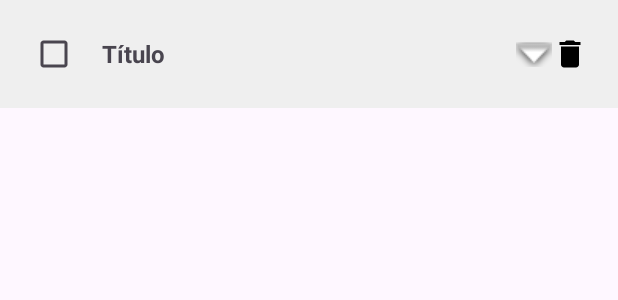
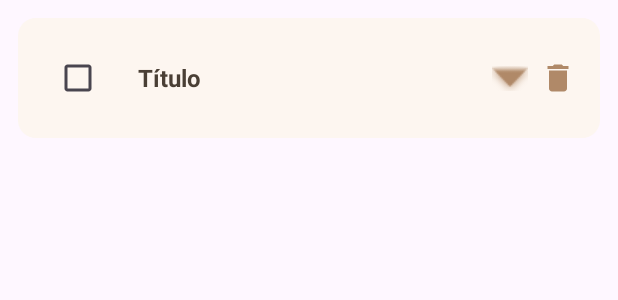
Before and after one commit to 4ndreaCatMen/TFG_CatalanMenachoAndrea, an Android app: the layout item_tarea.xml on its own in the app's theme, with its tools: preview values and no code run, on a phone screen of 412 x 824 dp. Shown: the top 300 px of the screen. Run offline under Robolectric (Android 15) with nearby library versions, the light colour scheme and no system bars.

Commit message:
item checkbox, flecha hacia atrás y colores

```diff
--- a/app/src/main/java/com/example/tidytask/AgregarTareaActivity.kt
+++ b/app/src/main/java/com/example/tidytask/AgregarTareaActivity.kt
@@ -25,6 +25,11 @@ class AgregarTareaActivity : AppCompatActivity() {
         val btnSeleccionarFecha = findViewById<Button>(R.id.btnSeleccionarFecha)
         val tvHoraSeleccionada = findViewById<TextView>(R.id.tvHoraSeleccionada)
         val tvFechaSeleccionada = findViewById<TextView>(R.id.tvFechaSeleccionada)
+
+        val btnBack = findViewById<ImageButton>(R.id.btnBack)
+        btnBack.setOnClickListener {
+            onBackPressedDispatcher.onBackPressed()
+        }
 
         val prioridades = arrayOf("Alta", "Media", "Baja")
         val adapter = ArrayAdapter(this, android.R.layout.simple_spinner_item, prioridades)
--- /dev/null
+++ b/app/src/main/res/drawable/checkbox_custom.xml
@@ -0,0 +1,5 @@
+<?xml version="1.0" encoding="utf-8"?>
+<selector xmlns:android="http://schemas.android.com/apk/res/android">
+    <item android:drawable="@drawable/ic_check" android:state_checked="true"/>
+    <item android:drawable="@drawable/ic_checkbox_empty"/>
+</selector>
--- /dev/null
+++ b/app/src/main/res/drawable/fondo_tarjeta_tarea.xml
@@ -0,0 +1,15 @@
+<?xml version="1.0" encoding="utf-8"?>
+<shape xmlns:android="http://schemas.android.com/apk/res/android"
+    android:shape="rectangle">
+
+    <solid android:color="#FDF6F0" /> <!-- Fondo beige clarito -->
+
+    <corners android:radius="12dp" /> <!-- Bordes redondeados -->
+
+    <padding
+        android:left="8dp"
+        android:top="8dp"
+        android:right="8dp"
+        android:bottom="8dp" />
+
+</shape>
--- /dev/null
+++ b/app/src/main/res/drawable/ic_back_arrow.xml
@@ -0,0 +1,5 @@
+<vector xmlns:android="http://schemas.android.com/apk/res/android" android:autoMirrored="true" android:height="24dp" android:tint="#000000" android:viewportHeight="24" android:viewportWidth="24" android:width="24dp">
+
+    <path android:fillColor="@android:color/white" android:pathData="M11.67,3.87L9.9,2.1 0,12l9.9,9.9 1.77,-1.77L3.54,12z"/>
+
+</vector>
--- /dev/null
+++ b/app/src/main/res/drawable/ic_check.xml
@@ -0,0 +1,5 @@
+<vector xmlns:android="http://schemas.android.com/apk/res/android" android:height="24dp" android:tint="#000000" android:viewportHeight="24" android:viewportWidth="24" android:width="24dp">
+
+    <path android:fillColor="@android:color/white" android:pathData="M19,3L5,3c-1.11,0 -2,0.9 -2,2v14c0,1.1 0.89,2 2,2h14c1.11,0 2,-0.9 2,-2L21,5c0,-1.1 -0.89,-2 -2,-2zM10,17l-5,-5 1.41,-1.41L10,14.17l7.59,-7.59L19,8l-9,9z"/>
+
+</vector>
--- /dev/null
+++ b/app/src/main/res/drawable/ic_checkbox_empty.xml
@@ -0,0 +1,5 @@
+<vector xmlns:android="http://schemas.android.com/apk/res/android" android:height="24dp" android:tint="#000000" android:viewportHeight="24" android:viewportWidth="24" android:width="24dp">
+
+    <path android:fillColor="@android:color/white" android:pathData="M19,5v14H5V5h14m0,-2H5c-1.1,0 -2,0.9 -2,2v14c0,1.1 0.9,2 2,2h14c1.1,0 2,-0.9 2,-2V5c0,-1.1 -0.9,-2 -2,-2z"/>
+
+</vector>
--- a/app/src/main/res/layout/item_tarea.xml
+++ b/app/src/main/res/layout/item_tarea.xml
@@ -2,11 +2,13 @@
 <LinearLayout xmlns:android="http://schemas.android.com/apk/res/android"
     android:layout_width="match_parent"
     android:layout_height="wrap_content"
+    xmlns:app="http://schemas.android.com/apk/res-auto"
     android:orientation="vertical"
-    android:background="#EFEFEF"
-    android:padding="12dp"
-    android:layout_marginBottom="8dp">
+    android:background="@drawable/fondo_tarjeta_tarea"
+    android:padding="16dp"
+    android:layout_margin="12dp">
 
+    <!-- Cabecera: Checkbox, Título, Expandir y Papelera -->
     <LinearLayout
         android:layout_width="match_parent"
         android:layout_height="wrap_content"
@@ -16,7 +18,10 @@
         <CheckBox
             android:id="@+id/checkBoxCompletada"
             android:layout_width="wrap_content"
-            android:layout_height="wrap_content" />
+            android:layout_height="wrap_content"
+            android:button="@drawable/checkbox_custom"
+            android:layout_marginEnd="8dp"/>
+
 
         <TextView
             android:id="@+id/tvTitulo"
@@ -26,6 +31,7 @@
             android:paddingStart="8dp"
             android:text="Título"
             android:textStyle="bold"
+            android:textColor="#4A3F35"
             android:textSize="16sp" />
 
         <ImageView
@@ -33,19 +39,20 @@
             android:layout_width="24dp"
             android:layout_height="24dp"
             android:src="@android:drawable/arrow_down_float"
+            app:tint="#B08968"
+            android:layout_marginEnd="8dp"
             android:contentDescription="Expandir" />
 
         <ImageView
             android:id="@+id/btnEliminar"
             android:layout_width="24dp"
             android:layout_height="24dp"
-            android:layout_marginEnd="8dp"
             android:src="@drawable/ic_delete"
+            app:tint="#B08968"
             android:contentDescription="Eliminar tarea" />
-
     </LinearLayout>
 
-    <!-- Contenedor de detalles ocultables -->
+    <!-- Detalles que se expanden -->
     <LinearLayout
         android:id="@+id/contenedorDetalles"
         android:layout_width="match_parent"
@@ -59,7 +66,8 @@
             android:layout_width="wrap_content"
             android:layout_height="wrap_content"
             android:text="Descripción"
-            android:textSize="14sp" />
+            android:textSize="14sp"
+            android:textColor="#4A3F35" />
 
         <TextView
             android:id="@+id/tvPrioridad"
@@ -67,23 +75,25 @@
             android:layout_height="wrap_content"
             android:text="Prioridad"
             android:textSize="12sp"
-            android:textColor="#666"
+            android:textColor="#6E5C4E"
             android:layout_marginTop="4dp" />
 
         <TextView
             android:id="@+id/tvHora"
             android:layout_width="wrap_content"
             android:layout_height="wrap_content"
-            android:text="Hora:"
+            android:text="Hora"
             android:textSize="12sp"
+            android:textColor="#6E5C4E"
             android:layout_marginTop="4dp" />
 
         <TextView
             android:id="@+id/tvFecha"
             android:layout_width="wrap_content"
             android:layout_height="wrap_content"
-            android:text="Fecha:"
+            android:text="Fecha"
             android:textSize="12sp"
+            android:textColor="#6E5C4E"
             android:layout_marginTop="4dp" />
     </LinearLayout>
 </LinearLayout>
```
Also changed, not shown: app/src/main/res/layout/activity_agregar_tarea.xml (+24 -3 lines).
